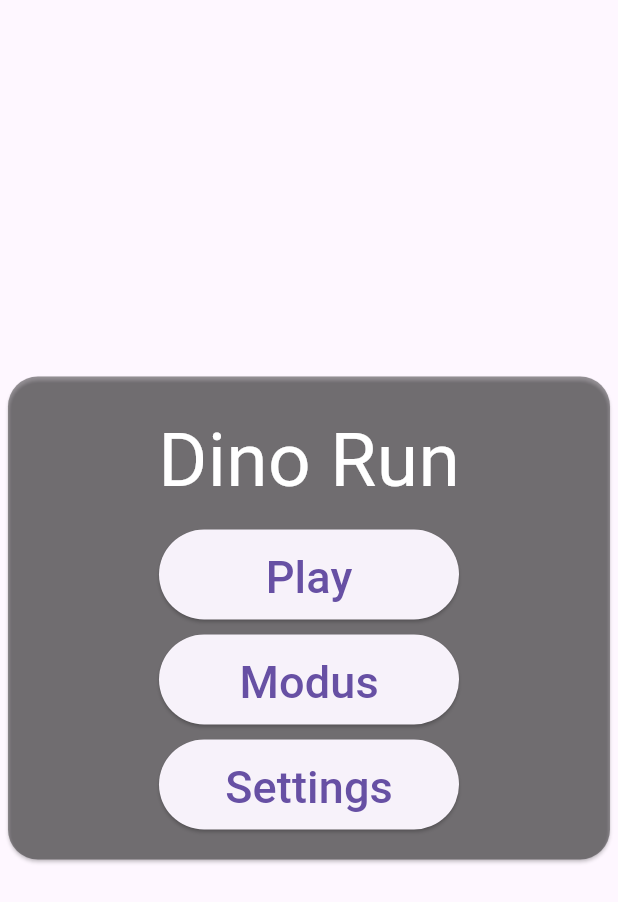
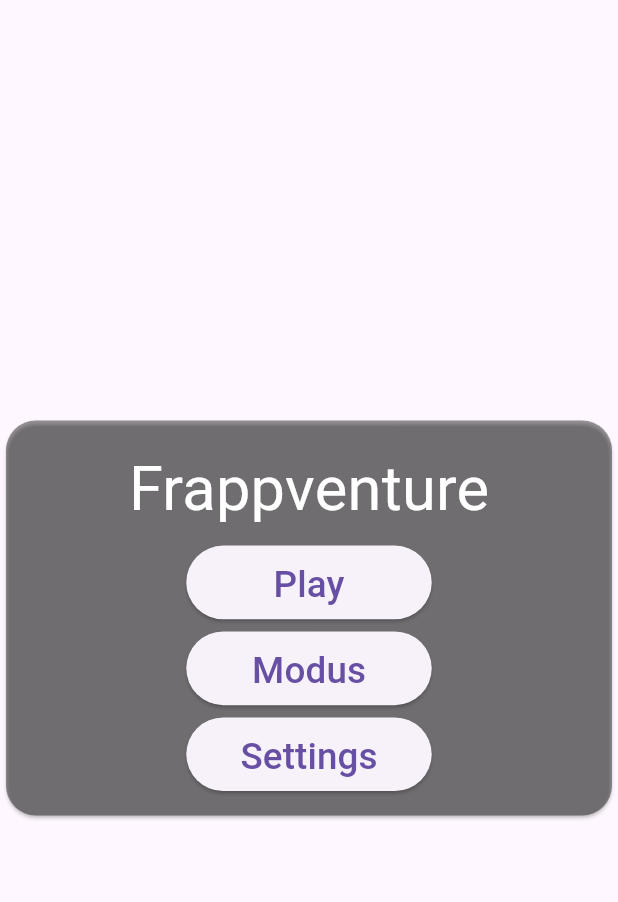
Before and after one commit to AndreMertens/dino_run_game, a Flutter app: the MainMenu widget shown alone on an empty page, opened directly with empty values, on a phone screen of 412 x 824 dp. Shown: the top 902 px of the screen. Run offline on Flutter 3.47's test engine with Material 3 defaults, Android fonts, the phone set to English and light mode, and no system bars; our stand-ins replace hive; missing offline and left inert: flame, flame_audio; accounts and stored records are empty; Roboto replaces fonts that are missing (Audiowide); statements that could not run were skipped.

Commit message:
feat(name): change game name

```diff
--- a/lib/main.dart
+++ b/lib/main.dart
@@ -56,7 +56,7 @@ class DinoRunApp extends StatelessWidget {
   Widget build(BuildContext context) {
     return MaterialApp(
       debugShowCheckedModeBanner: false,
-      title: 'Dino Run',
+      title: 'Frappventure',
       theme: ThemeData(
         fontFamily: 'Audiowide',
         primarySwatch: Colors.blue,
--- a/lib/widgets/main_menu.dart
+++ b/lib/widgets/main_menu.dart
@@ -37,7 +37,7 @@ class MainMenu extends StatelessWidget {
                 spacing: 10,
                 children: [
                   const Text(
-                    'Dino Run',
+                    'Frappventure',
                     style: TextStyle(
                       fontSize: 50,
                       color: Colors.white,
@@ -56,14 +56,16 @@ class MainMenu extends StatelessWidget {
                       ),
                     ),
                   ),
-                  ElevatedButton(onPressed: (){
+                  ElevatedButton(
+                    onPressed: () {
                       game.overlays.remove(MainMenu.id);
                       game.overlays.add(ModusMenu.id);
-                  } , child: const Text(
-                    'Modus',
-                    style: TextStyle(
-                      fontSize: 30
-                    ),),),
+                    },
+                    child: const Text(
+                      'Modus',
+                      style: TextStyle(fontSize: 30),
+                    ),
+                  ),
                   ElevatedButton(
                     onPressed: () {
                       game.overlays.remove(MainMenu.id);
```
